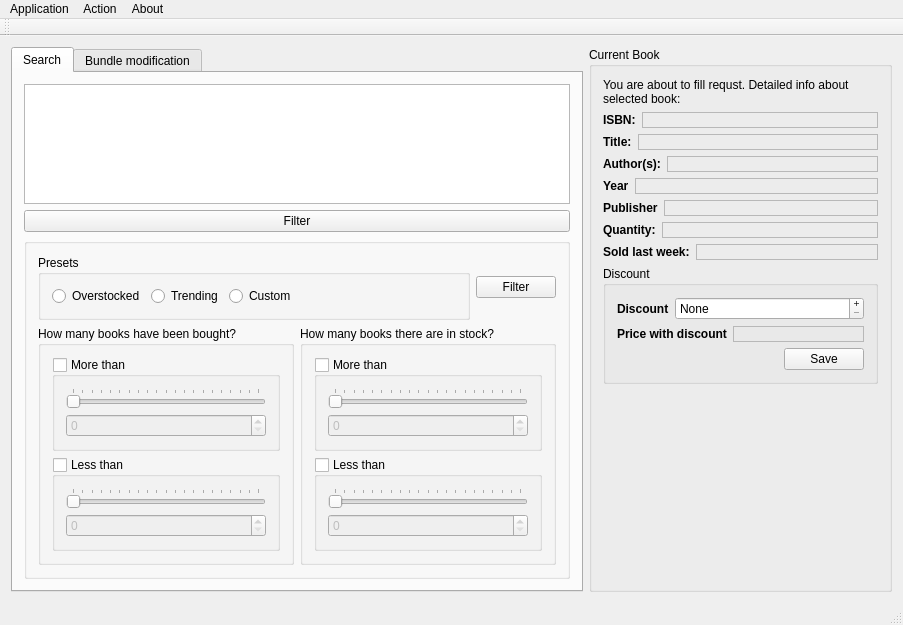
This is mainwindow.ui in MPogoda/bookstore_clerk as Qt 5 draws it before an edit. The edited form follows.
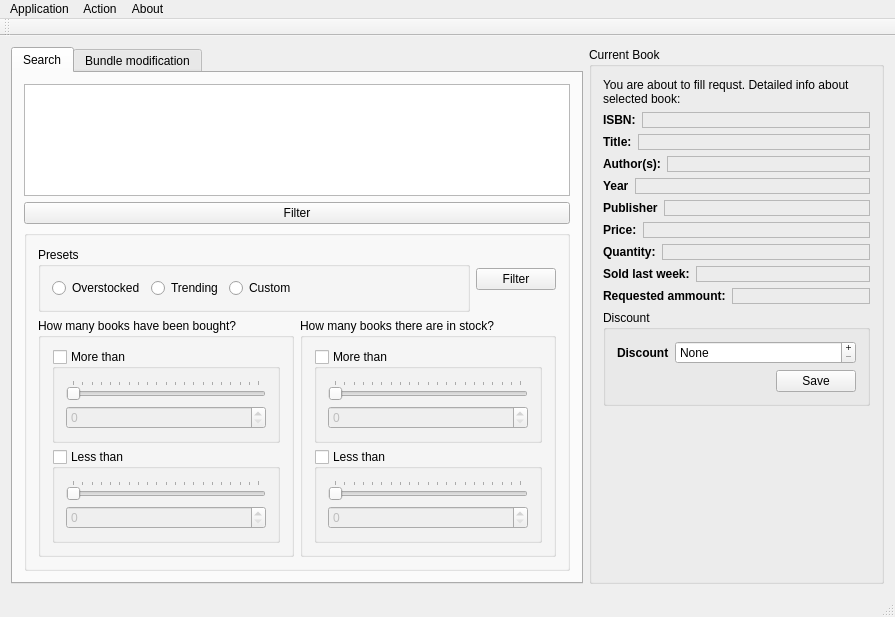
This is the edited form.

Commit message:
Simplified fillrequest form (use previously fetched info).
Added modify Request action.

The edit to the form file:
```diff
--- a/mainwindow.ui
+++ b/mainwindow.ui
@@ -6,8 +6,8 @@
    <rect>
     <x>0</x>
     <y>0</y>
-    <width>903</width>
-    <height>625</height>
+    <width>895</width>
+    <height>617</height>
    </rect>
   </property>
   <property name="windowTitle">
@@ -715,6 +715,42 @@
          </item>
         </layout>
        </item>
+       <item>
+        <layout class="QHBoxLayout" name="horizontalLayout_12">
+         <item>
+          <widget class="QLabel" name="label_9">
+           <property name="sizePolicy">
+            <sizepolicy hsizetype="Maximum" vsizetype="Preferred">
+             <horstretch>0</horstretch>
+             <verstretch>0</verstretch>
+            </sizepolicy>
+           </property>
+           <property name="font">
+            <font>
+             <weight>75</weight>
+             <bold>true</bold>
+            </font>
+           </property>
+           <property name="text">
+            <string>Price:</string>
+           </property>
+          </widget>
+         </item>
+         <item>
+          <widget class="QLabel" name="priceLabel">
+           <property name="frameShape">
+            <enum>QFrame::StyledPanel</enum>
+           </property>
+           <property name="text">
+            <string/>
+           </property>
+           <property name="textFormat">
+            <enum>Qt::PlainText</enum>
+           </property>
+          </widget>
+         </item>
+        </layout>
+       </item>
        <item>
         <layout class="QHBoxLayout" name="horizontalLayout_9">
          <item>
@@ -788,7 +824,43 @@
         </layout>
        </item>
        <item>
-        <widget class="QGroupBox" name="groupBox_2">
+        <layout class="QHBoxLayout" name="requestedLayout">
+         <item>
+          <widget class="QLabel" name="label_14">
+           <property name="sizePolicy">
+            <sizepolicy hsizetype="Maximum" vsizetype="Preferred">
+             <horstretch>0</horstretch>
+             <verstretch>0</verstretch>
+            </sizepolicy>
+           </property>
+           <property name="font">
+            <font>
+             <weight>75</weight>
+             <bold>true</bold>
+            </font>
+           </property>
+           <property name="text">
+            <string>Requested ammount:</string>
+           </property>
+          </widget>
+         </item>
+         <item>
+          <widget class="QLabel" name="requestedLabel">
+           <property name="frameShape">
+            <enum>QFrame::StyledPanel</enum>
+           </property>
+           <property name="text">
+            <string/>
+           </property>
+           <property name="textFormat">
+            <enum>Qt::PlainText</enum>
+           </property>
+          </widget>
+         </item>
+        </layout>
+       </item>
+       <item>
+        <widget class="QGroupBox" name="discountBox">
          <property name="title">
           <string>Discount</string>
          </property>
@@ -838,42 +910,6 @@
             </item>
            </layout>
           </item>
-          <item>
-           <layout class="QHBoxLayout" name="horizontalLayout_12">
-            <item>
-             <widget class="QLabel" name="label_9">
-              <property name="sizePolicy">
-               <sizepolicy hsizetype="Maximum" vsizetype="Preferred">
-                <horstretch>0</horstretch>
-                <verstretch>0</verstretch>
-               </sizepolicy>
-              </property>
-              <property name="font">
-               <font>
-                <weight>75</weight>
-                <bold>true</bold>
-               </font>
-              </property>
-              <property name="text">
-               <string>Price with discount</string>
-              </property>
-             </widget>
-            </item>
-            <item>
-             <widget class="QLabel" name="priceLabel">
-              <property name="frameShape">
-               <enum>QFrame::StyledPanel</enum>
-              </property>
-              <property name="text">
-               <string/>
-              </property>
-              <property name="textFormat">
-               <enum>Qt::PlainText</enum>
-              </property>
-             </widget>
-            </item>
-           </layout>
-          </item>
           <item>
            <layout class="QHBoxLayout" name="horizontalLayout_13">
             <item>
@@ -924,7 +960,7 @@
     <rect>
      <x>0</x>
      <y>0</y>
-     <width>903</width>
+     <width>895</width>
      <height>25</height>
     </rect>
    </property>
```
Left out of the diff: 119 changed lines with no effect on the pictures. The commit also changes 5 other files.
